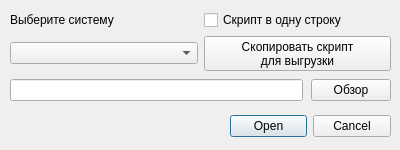
Before: the Qt Designer form interfaces/selectExcel.ui in Ara-Bog/KingMatrixDesk, drawn with Qt 5.
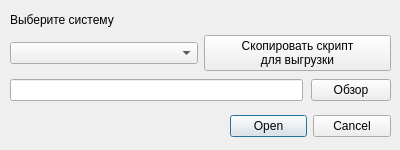
After: the same form once the commit is applied.

Diff of the .ui file:
```diff
--- a/interfaces/selectExcel.ui
+++ b/interfaces/selectExcel.ui
@@ -80,13 +80,6 @@
     </rect>
    </property>
    <layout class="QGridLayout" name="gridLayout">
-    <item row="0" column="1">
-     <widget class="QCheckBox" name="minimizeScript">
-      <property name="text">
-       <string>Скрипт в одну строку</string>
-      </property>
-     </widget>
-    </item>
     <item row="1" column="1">
      <widget class="QPushButton" name="copy_script">
       <property name="sizePolicy">
```
